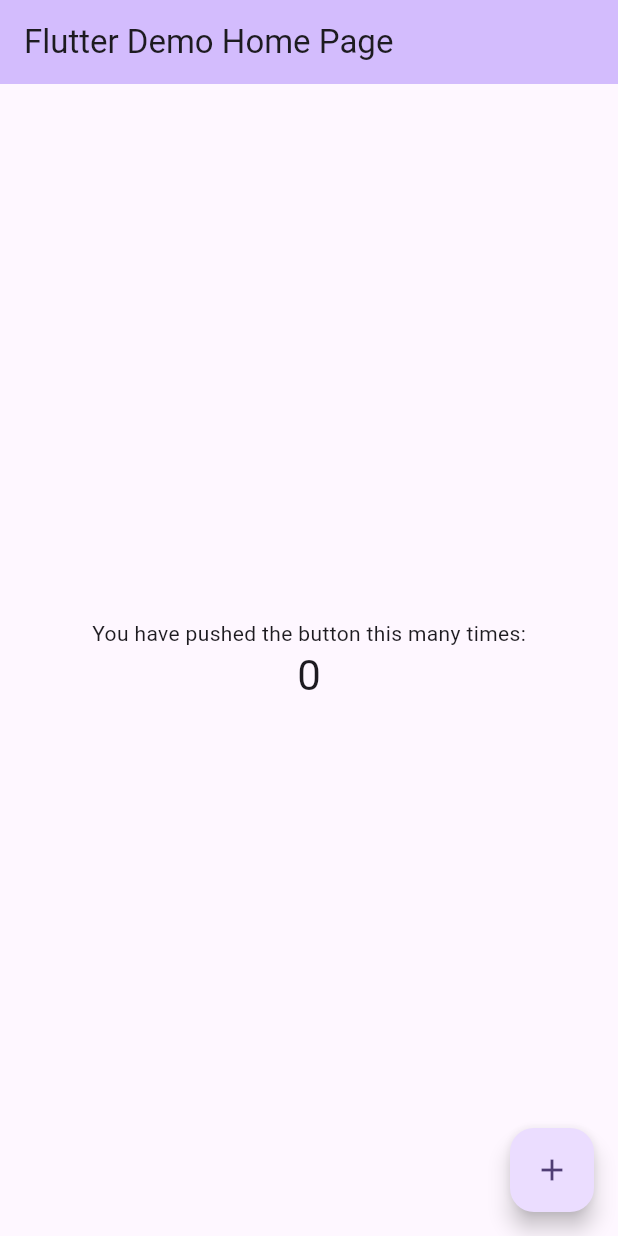
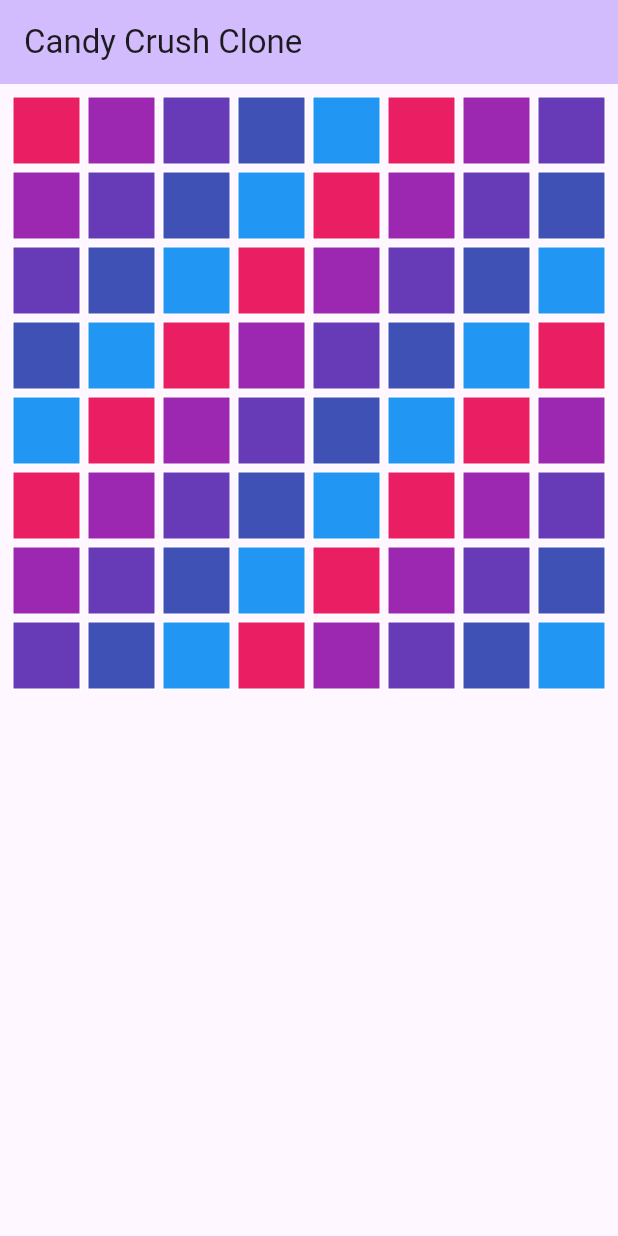
Before and after one commit to stamatierobert9/candy-tiles, a Flutter app: the screen it shows after launch, on a phone screen of 412 x 824 dp. Run offline on Flutter 3.47's test engine with Material 3 defaults, Android fonts, the phone set to English and light mode, and no system bars.

Commit message:
Created teh interface and the first step of the implementation

```diff
--- /dev/null
+++ b/lib/game_model.dart
@@ -0,0 +1,29 @@
+// This is a simplified model for demonstration purposes.
+
+class GameTile {
+  final int colorCode; // Use this to differentiate candy colors.
+  GameTile({required this.colorCode});
+}
+
+class GameBoard {
+  final int rows;
+  final int columns;
+  List<List<GameTile>> board;
+
+  GameBoard({required this.rows, required this.columns})
+      : board = List.generate(
+            rows, (_) => List.generate(columns, (_) => GameTile(colorCode: 0)));
+
+  // Initialize the board with random colors.
+  void initialize() {
+    for (var i = 0; i < rows; i++) {
+      for (var j = 0; j < columns; j++) {
+        board[i][j] = GameTile(
+            colorCode: (i + j) % 5 + 1); // Simple pattern for demonstration
+      }
+    }
+  }
+
+  // Add methods for swapping tiles and checking for matches here.
+  // This example won't cover the full logic but you would implement it based on matching adjacent tiles of the same color.
+}
--- a/lib/main.dart
+++ b/lib/main.dart
@@ -1,4 +1,5 @@
 import 'package:flutter/material.dart';
+import 'game_model.dart'; // Make sure to create this file with the game model code
 
 void main() {
   runApp(const MyApp());
@@ -7,46 +8,21 @@
 class MyApp extends StatelessWidget {
   const MyApp({super.key});
 
-  // This widget is the root of your application.
   @override
   Widget build(BuildContext context) {
     return MaterialApp(
       title: 'Flutter Demo',
       theme: ThemeData(
-        // This is the theme of your application.
-        //
-        // TRY THIS: Try running your application with "flutter run". You'll see
-        // the application has a purple toolbar. Then, without quitting the app,
-        // try changing the seedColor in the colorScheme below to Colors.green
-        // and then invoke "hot reload" (save your changes or press the "hot
-        // reload" button in a Flutter-supported IDE, or press "r" if you used
-        // the command line to start the app).
-        //
-        // Notice that the counter didn't reset back to zero; the application
-        // state is not lost during the reload. To reset the state, use hot
-        // restart instead.
-        //
-        // This works for code too, not just values: Most code changes can be
-        // tested with just a hot reload.
         colorScheme: ColorScheme.fromSeed(seedColor: Colors.deepPurple),
         useMaterial3: true,
       ),
-      home: const MyHomePage(title: 'Flutter Demo Home Page'),
+      home: const MyHomePage(title: 'Candy Crush Clone'),
     );
   }
 }
 
 class MyHomePage extends StatefulWidget {
   const MyHomePage({super.key, required this.title});
-
-  // This widget is the home page of your application. It is stateful, meaning
-  // that it has a State object (defined below) that contains fields that affect
-  // how it looks.
-
-  // This class is the configuration for the state. It holds the values (in this
-  // case the title) provided by the parent (in this case the App widget) and
-  // used by the build method of the State. Fields in a Widget subclass are
-  // always marked "final".
 
   final String title;
 
@@ -55,71 +31,49 @@
 }
 
 class _MyHomePageState extends State<MyHomePage> {
-  int _counter = 0;
+  final GameBoard board = GameBoard(rows: 8, columns: 8);
 
-  void _incrementCounter() {
-    setState(() {
-      // This call to setState tells the Flutter framework that something has
-      // changed in this State, which causes it to rerun the build method below
-      // so that the display can reflect the updated values. If we changed
-      // _counter without calling setState(), then the build method would not be
-      // called again, and so nothing would appear to happen.
-      _counter++;
-    });
+  @override
+  void initState() {
+    super.initState();
+    board.initialize();
   }
 
   @override
   Widget build(BuildContext context) {
-    // This method is rerun every time setState is called, for instance as done
-    // by the _incrementCounter method above.
-    //
-    // The Flutter framework has been optimized to make rerunning build methods
-    // fast, so that you can just rebuild anything that needs updating rather
-    // than having to individually change instances of widgets.
     return Scaffold(
       appBar: AppBar(
-        // TRY THIS: Try changing the color here to a specific color (to
-        // Colors.amber, perhaps?) and trigger a hot reload to see the AppBar
-        // change color while the other colors stay the same.
         backgroundColor: Theme.of(context).colorScheme.inversePrimary,
-        // Here we take the value from the MyHomePage object that was created by
-        // the App.build method, and use it to set our appbar title.
         title: Text(widget.title),
       ),
-      body: Center(
-        // Center is a layout widget. It takes a single child and positions it
-        // in the middle of the parent.
-        child: Column(
-          // Column is also a layout widget. It takes a list of children and
-          // arranges them vertically. By default, it sizes itself to fit its
-          // children horizontally, and tries to be as tall as its parent.
-          //
-          // Column has various properties to control how it sizes itself and
-          // how it positions its children. Here we use mainAxisAlignment to
-          // center the children vertically; the main axis here is the vertical
-          // axis because Columns are vertical (the cross axis would be
-          // horizontal).
-          //
-          // TRY THIS: Invoke "debug painting" (choose the "Toggle Debug Paint"
-          // action in the IDE, or press "p" in the console), to see the
-          // wireframe for each widget.
-          mainAxisAlignment: MainAxisAlignment.center,
-          children: <Widget>[
-            const Text(
-              'You have pushed the button this many times:',
+      body: GridView.builder(
+        padding: const EdgeInsets.all(8.0),
+        gridDelegate: SliverGridDelegateWithFixedCrossAxisCount(
+          crossAxisCount: board.columns,
+          crossAxisSpacing: 4.0,
+          mainAxisSpacing: 4.0,
+        ),
+        itemCount: board.rows * board.columns,
+        itemBuilder: (context, index) {
+          final row = index ~/ board.columns;
+          final column = index % board.columns;
+          final tile = board.board[row][column];
+
+          return GestureDetector(
+            onTap: () {
+              print('Tapped on tile at ($row, $column)');
+              // Placeholder for actual game logic (swap tiles, check for matches)
+            },
+            child: Container(
+              decoration: BoxDecoration(
+                color:
+                    Colors.primaries[tile.colorCode % Colors.primaries.length],
+                border: Border.all(color: Colors.white),
+              ),
             ),
-            Text(
-              '$_counter',
-              style: Theme.of(context).textTheme.headlineMedium,
-            ),
-          ],
-        ),
+          );
+        },
       ),
-      floatingActionButton: FloatingActionButton(
-        onPressed: _incrementCounter,
-        tooltip: 'Increment',
-        child: const Icon(Icons.add),
-      ), // This trailing comma makes auto-formatting nicer for build methods.
     );
   }
 }
```
